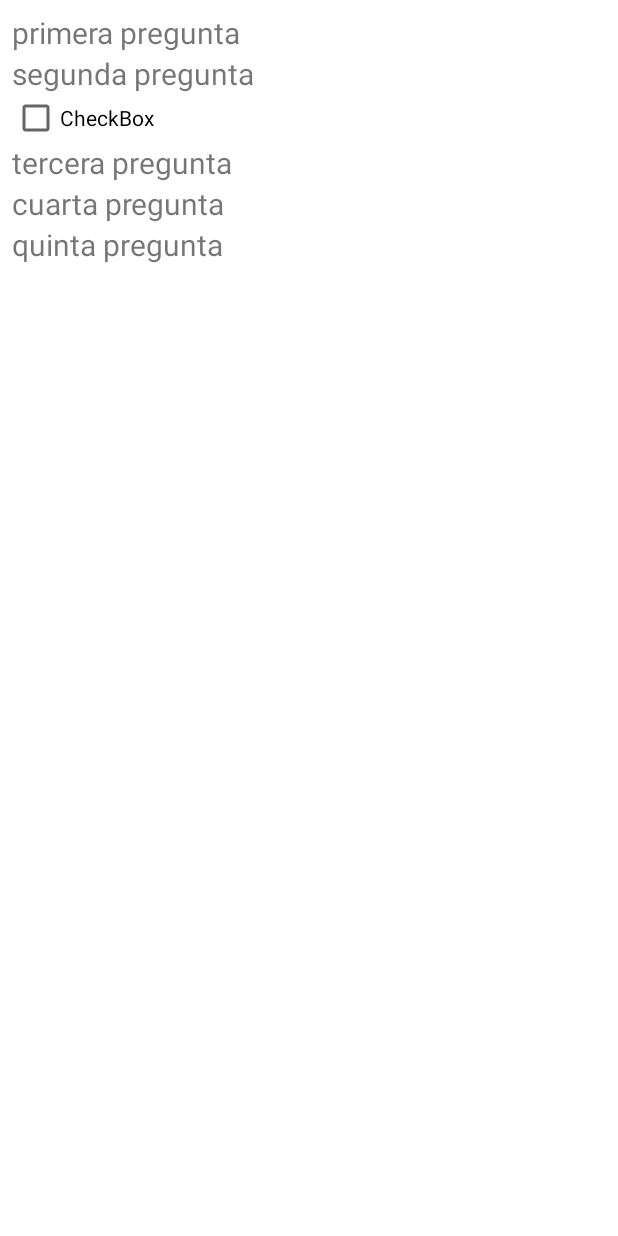
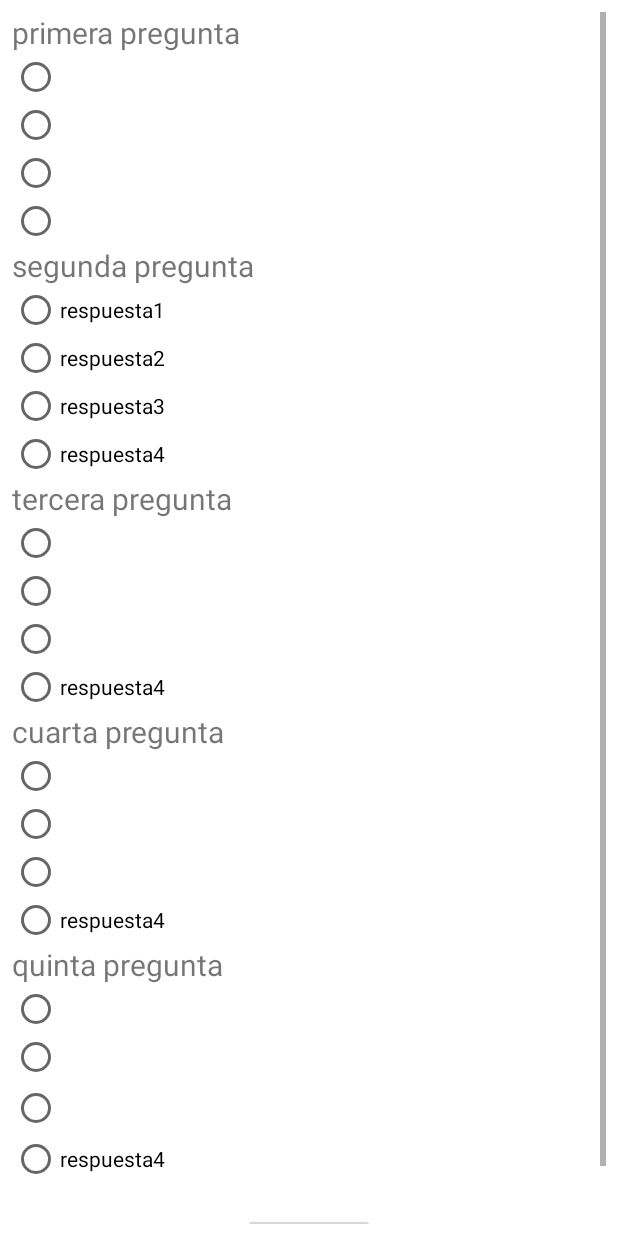
Before and after one commit to felipej9805/Practico2, an Android app: the Encuesta screen opened directly, with no data from a screen before it, on a phone screen of 412 x 824 dp. Run offline under Robolectric (Android 15) with nearby library versions, the phone set to English and light mode, and no system bars.

Commit message:
update all

```diff
--- a/app/src/main/java/com/example/felipe/practico2/Encuesta.java
+++ b/app/src/main/java/com/example/felipe/practico2/Encuesta.java
@@ -2,12 +2,46 @@ package com.example.felipe.practico2;
 
 import android.support.v7.app.AppCompatActivity;
 import android.os.Bundle;
+import android.view.View;
+import android.widget.RadioButton;
+import android.widget.RadioGroup;
+import android.widget.Toast;
 
 public class Encuesta extends AppCompatActivity {
+
+    RadioGroup radioGroup1;
+    RadioGroup radioGroup2;
+    RadioGroup radioGroup3;
+    RadioGroup radioGroup4;
+    RadioGroup radioGroup5;
+    RadioButton radioButton1;
+    RadioButton radioButton2;
+    RadioButton radioButton3;
+    RadioButton radioButton4;
+    RadioButton radioButton5;
+
 
     @Override
     protected void onCreate(Bundle savedInstanceState) {
         super.onCreate(savedInstanceState);
         setContentView(R.layout.activity_encuesta);
+
+        radioGroup1=findViewById(R.id.group1);
+        radioGroup2=findViewById(R.id.group2);
+        radioGroup3=findViewById(R.id.group3);
+        radioGroup4=findViewById(R.id.group4);
+        radioGroup5=findViewById(R.id.group5);
+    }
+
+
+    public void selectItem(View v){
+        int radioSelectId=radioGroup1.getCheckedRadioButtonId();
+        radioButton1= findViewById(radioSelectId);
+    }
+
+    public void onClick_Submit(View v){
+
+        Toast.makeText(this,"Encuesta enviada",Toast.LENGTH_SHORT).show();
+
     }
 }
--- a/app/src/main/res/layout/activity_encuesta.xml
+++ b/app/src/main/res/layout/activity_encuesta.xml
@@ -14,42 +14,169 @@
             android:layout_height="wrap_content"
             android:orientation="vertical">
 
-
             <TextView
                 android:layout_width="wrap_content"
                 android:layout_height="wrap_content"
                 android:text="primera pregunta"
-            android:textSize="20sp"/>
+                android:textSize="20sp" />
 
+            <RadioGroup
+                android:id="@+id/group1"
+                android:layout_width="wrap_content"
+                android:layout_height="wrap_content" />
+
+            <RadioButton
+                android:layout_width="wrap_content"
+                android:layout_height="wrap_content" />
+
+            <RadioButton
+                android:layout_width="wrap_content"
+                android:layout_height="wrap_content" />
+
+            <RadioButton
+                android:layout_width="wrap_content"
+                android:layout_height="wrap_content" />
+
+            <RadioButton
+                android:layout_width="wrap_content"
+                android:layout_height="wrap_content" />
 
 
             <TextView
                 android:layout_width="wrap_content"
                 android:layout_height="wrap_content"
                 android:text="segunda pregunta"
-            android:textSize="20sp"/>
+                android:textSize="20sp" />
 
-            <CheckBox
-                android:id="@+id/checkBox"
+            <RadioGroup
+                android:id="@+id/group2"
+                android:layout_width="wrap_content"
+                android:layout_height="wrap_content" />
+
+            <RadioButton
+                android:id="@+id/check_a"
                 android:layout_width="match_parent"
                 android:layout_height="wrap_content"
-                android:text="CheckBox" />
+                android:onClick="selectItem"
+                android:text="respuesta1" />
+
+            <RadioButton
+                android:id="@+id/check_b"
+                android:layout_width="match_parent"
+                android:layout_height="wrap_content"
+                android:onClick="selectItem"
+                android:text="respuesta2" />
+
+            <RadioButton
+                android:id="@+id/check_c"
+                android:layout_width="match_parent"
+                android:layout_height="wrap_content"
+                android:onClick="selectItem"
+                android:text="respuesta3" />
+
+            <RadioButton
+                android:id="@+id/check_d"
+                android:layout_width="match_parent"
+                android:layout_height="wrap_content"
+                android:onClick="selectItem"
+                android:text="respuesta4" />
 
             <TextView
                 android:layout_width="match_parent"
                 android:layout_height="wrap_content"
                 android:text="tercera pregunta"
-            android:textSize="20sp"/>
+                android:textSize="20sp" />
+
+            <RadioGroup
+                android:id="@+id/group3"
+                android:layout_width="wrap_content"
+                android:layout_height="wrap_content" />
+
+            <RadioButton
+                android:layout_width="wrap_content"
+                android:layout_height="wrap_content" />
+
+            <RadioButton
+                android:layout_width="wrap_content"
+                android:layout_height="wrap_content" />
+
+            <RadioButton
+                android:layout_width="wrap_content"
+                android:layout_height="wrap_content" />
+
+            <RadioButton
+                android:id="@+id/check_ddd"
+                android:layout_width="match_parent"
+                android:layout_height="wrap_content"
+                android:text="respuesta4" />
+
             <TextView
                 android:layout_width="match_parent"
                 android:layout_height="wrap_content"
                 android:text="cuarta pregunta"
-            android:textSize="20sp"/>
+                android:textSize="20sp" />
+
+            <RadioGroup
+                android:id="@+id/group4"
+                android:layout_width="wrap_content"
+                android:layout_height="wrap_content" />
+
+
+            <RadioButton
+                android:layout_width="wrap_content"
+                android:layout_height="wrap_content" />
+
+            <RadioButton
+                android:layout_width="wrap_content"
+                android:layout_height="wrap_content" />
+
+            <RadioButton
+                android:layout_width="wrap_content"
+                android:layout_height="wrap_content" />
+
+            <RadioButton
+                android:id="@+id/checkd"
+                android:layout_width="match_parent"
+                android:layout_height="wrap_content"
+                android:onClick="selectItem"
+                android:text="respuesta4" />
+
             <TextView
                 android:layout_width="match_parent"
                 android:layout_height="wrap_content"
                 android:text="quinta pregunta"
-            android:textSize="20sp"/>
+                android:textSize="20sp" />
+
+            <RadioGroup
+                android:id="@+id/group5"
+                android:layout_width="wrap_content"
+                android:layout_height="wrap_content" />
+
+            <RadioButton
+                android:layout_width="wrap_content"
+                android:layout_height="wrap_content" />
+
+            <RadioButton
+                android:layout_width="wrap_content"
+                android:layout_height="wrap_content" />
+
+            <RadioButton
+                android:layout_width="wrap_content"
+                android:layout_height="36dp" />
+
+            <RadioButton
+                android:id="@+id/check"
+                android:layout_width="match_parent"
+                android:layout_height="wrap_content"
+                android:text="respuesta4" />
+
+            <Button
+                android:layout_width="wrap_content"
+                android:layout_height="wrap_content"
+                android:text="Submit"
+                android:layout_marginTop="20dp"
+                android:layout_gravity="center_horizontal"
+                android:onClick="onClick_Submit"/>
 
         </LinearLayout>
 
@@ -57,8 +184,4 @@
 
 
 
-
-
-
-
 </LinearLayout>
```
Lines whose indentation alone changed are shown as unchanged.
